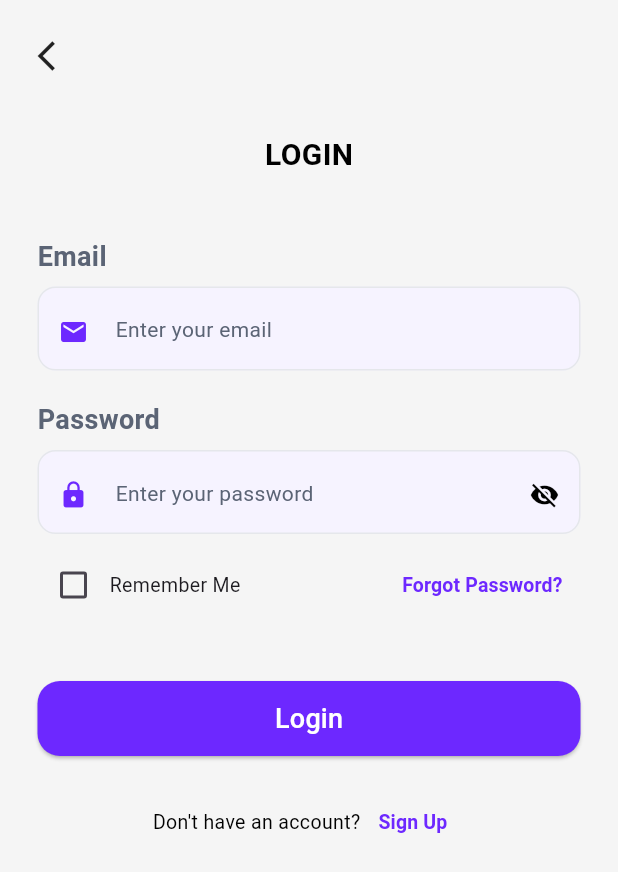
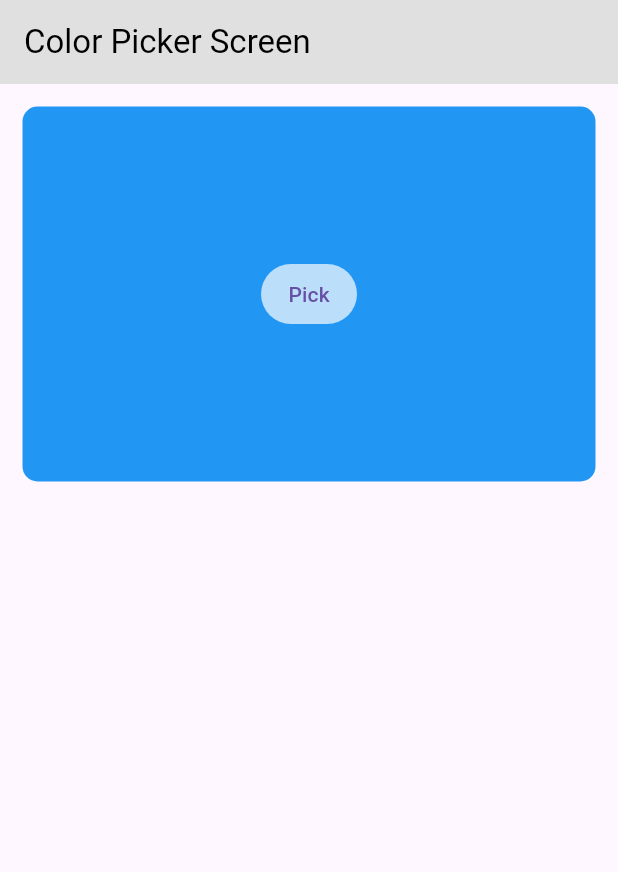
Before and after one commit to Maheshrawat02/Flutter-UI-practices, a Flutter app: the screen it shows after launch, on a phone screen of 412 x 824 dp. Shown: the top 872 px of the screen. Run offline on Flutter 3.47's test engine with Material 3 defaults, Android fonts, the phone set to English and light mode, and no system bars; our stand-ins replace flutter_colorpicker.

Commit message:
learn colorPicker Concept

```diff
--- /dev/null
+++ b/lib/Views/color_date_picker/color_picker_screen.dart
@@ -0,0 +1,174 @@
+import 'package:flutter/material.dart';
+import 'package:flutter_colorpicker/flutter_colorpicker.dart';
+
+class ColorPickerScreen extends StatefulWidget {
+  const new({super.key});
+
+  @override
+  State<ColorPickerScreen> createState() => _ColorPickerScreenState();
+}
+
+class _ColorPickerScreenState extends State<ColorPickerScreen> {
+
+
+  Color selectedColor = Colors.blue;
+
+  // final List<Color> availableColors = [
+
+  //   Colors.red,
+  //   Colors.black,
+  //   Colors.yellow,
+  //   Colors.green,
+  //   Colors.blue,
+  //   Colors.purple
+
+  // ];
+
+  @override
+  Widget build(BuildContext context) {
+    return Scaffold(
+
+      appBar: AppBar(
+        title: Text("Color Picker Screen"),
+        backgroundColor: Colors.grey.shade300,
+        foregroundColor: Colors.black,
+      ),
+
+      body:
+
+      // Padding(
+        // padding: const EdgeInsets.all(20.0),
+        // child: Column(
+          // children: [
+
+          //  // simple logic code for color-picker
+          //   Container(
+          //     width: double.infinity,
+          //     height: 100,
+          //     decoration: BoxDecoration(
+          //       color: selectedColor,
+          //       borderRadius: BorderRadius.circular(15)
+          //     ),
+
+          //     child: Center(
+          //       child: Text(
+          //         "Selected Color",
+          //         style: TextStyle(
+          //           color: Colors.white,
+          //           fontSize: 20
+          //         ),
+          //       ),
+          //     ),
+          //   ),
+
+          //   SizedBox(height: 25,),
+
+          //   const Text("Choose a color"),
+
+          //   const SizedBox(height: 15,),
+
+          //   Wrap(
+          //     spacing: 15,
+          //     // runSpacing: 20,
+
+          //     children: [
+          //       ...availableColors.map((color){
+
+          //         return GestureDetector(
+          //           onTap: () {
+          //             setState(() {
+          //               selectedColor = color;
+          //             });
+          //           },
+
+          //           child: CircleAvatar(
+          //             radius: 25,
+          //             backgroundColor: color,
+          //           ),
+          //         );
+
+          //       })
+          //     ],
+          //   ),
+
+
+
+
+          // ],
+        // ),
+      // ),
+
+
+
+
+
+      Center(
+        child: Column(
+          children: [
+
+            Padding(
+              padding: const EdgeInsets.all(15.0),
+              child: Container(
+                width: 500,
+                height: 250,
+                decoration: BoxDecoration(
+                  color: selectedColor,
+                  borderRadius: BorderRadius.circular(10)
+                ),
+
+                child: Center(
+
+                  child: TextButton(
+                    style: TextButton.styleFrom(
+                      backgroundColor: Colors.blue.shade100
+                    ),
+                    onPressed: () {
+
+                      showDialog(
+                        context: context,
+                        builder: (context) {
+
+                          return AlertDialog(
+
+                            title: Text("Select Color"),
+
+                            // you can replace blackPicker to MaterialPicker to see different color design picker
+                            content: BlockPicker(
+                              pickerColor: selectedColor,
+                              onColorChanged: (value) {
+                                setState(() {
+                                  selectedColor=value;
+                                });
+                              },
+                            ),
+
+                            actions: [
+                              TextButton(
+                                onPressed: () {
+
+                                  Navigator.pop(context);
+                                },
+                                child: const Text("Done")
+                              ),
+                            ],
+
+                            // content: ,
+                          );
+
+                        },
+                      );
+                    }, child: Text("Pick"),
+
+                  ),
+                ),
+              ),
+            ),
+          ],
+        ),
+      ),
+
+
+
+    );
+  }
+}
--- a/lib/main.dart
+++ b/lib/main.dart
@@ -1,16 +1,6 @@
 import 'package:flutter/material.dart';
-import 'package:practice_mr/Views/Accordions_Screen/FAQ_screen.dart';
-import 'package:practice_mr/Views/Accordions_Screen/accordions.dart';
-import 'package:practice_mr/Views/Checkbox_views/Checkbox_Screen.dart';
-import 'package:practice_mr/Views/Responsive_layout/build_grid_view.dart';
-import 'package:practice_mr/Views/Responsive_layout/media_query.dart';
-import 'package:practice_mr/Views/Responsive_layout/responsive_shop_screen.dart';
-import 'package:practice_mr/Views/Responsive_layout/use_expanded_flexible.dart';
-import 'package:practice_mr/Views/Responsive_layout/use_layout_builder.dart';
-import 'package:practice_mr/Views/home_view.dart';
-import 'package:practice_mr/Views/login_screen.dart';
-import 'package:practice_mr/Views/next.dart';
-import 'package:practice_mr/Views/sample_screen.dart';
+import 'package:practice_mr/Views/color_date_picker/color_picker_screen.dart';
+
 
 void main() {
   runApp(const MyApp());
@@ -29,7 +19,7 @@ class MyApp extends StatelessWidget {
       //   colorScheme: .fromSeed(seedColor: Colors.deepPurple),
       // ),
 
-      home: const LoginScreen(),
+      home: const ColorPickerScreen(),
     );
   }
 }
--- a/pubspec.yaml
+++ b/pubspec.yaml
@@ -35,6 +35,8 @@ dependencies:
   # Use with the CupertinoIcons class for iOS style icons.
   cupertino_icons: ^1.0.8
   window_manager: ^0.5.2
+  flutter_colorpicker: ^1.1.0
+  flex_color_picker: ^4.0.0
 
 dev_dependencies:
   flutter_test:
```
Also changed, not shown: pubspec.lock.
